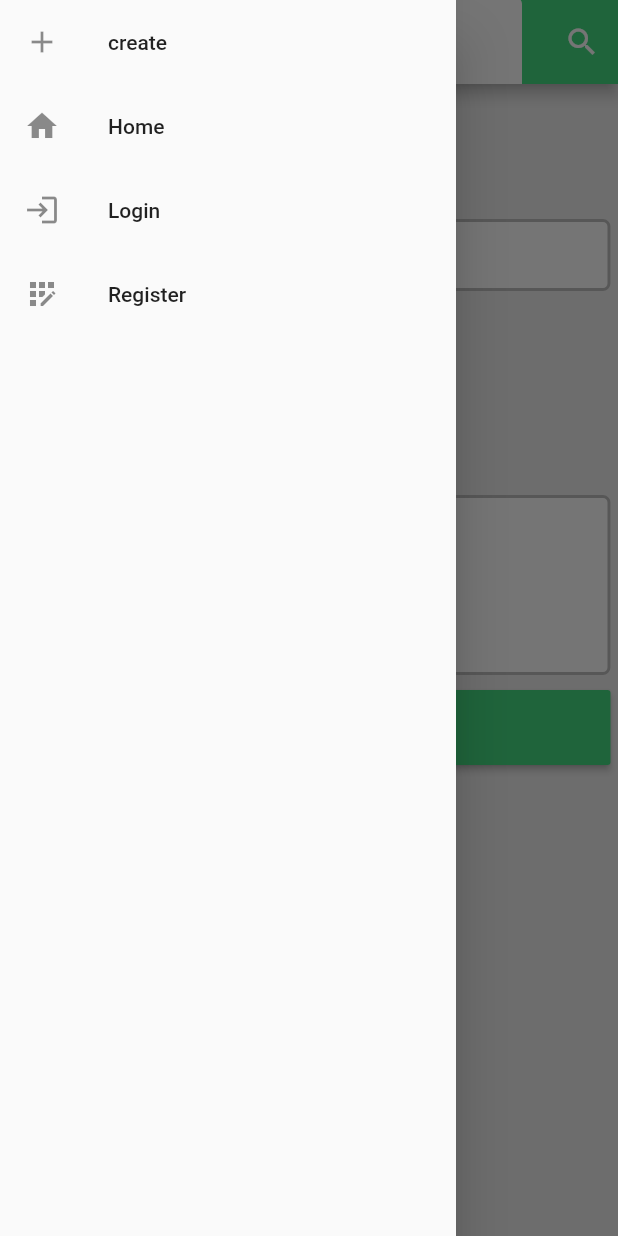
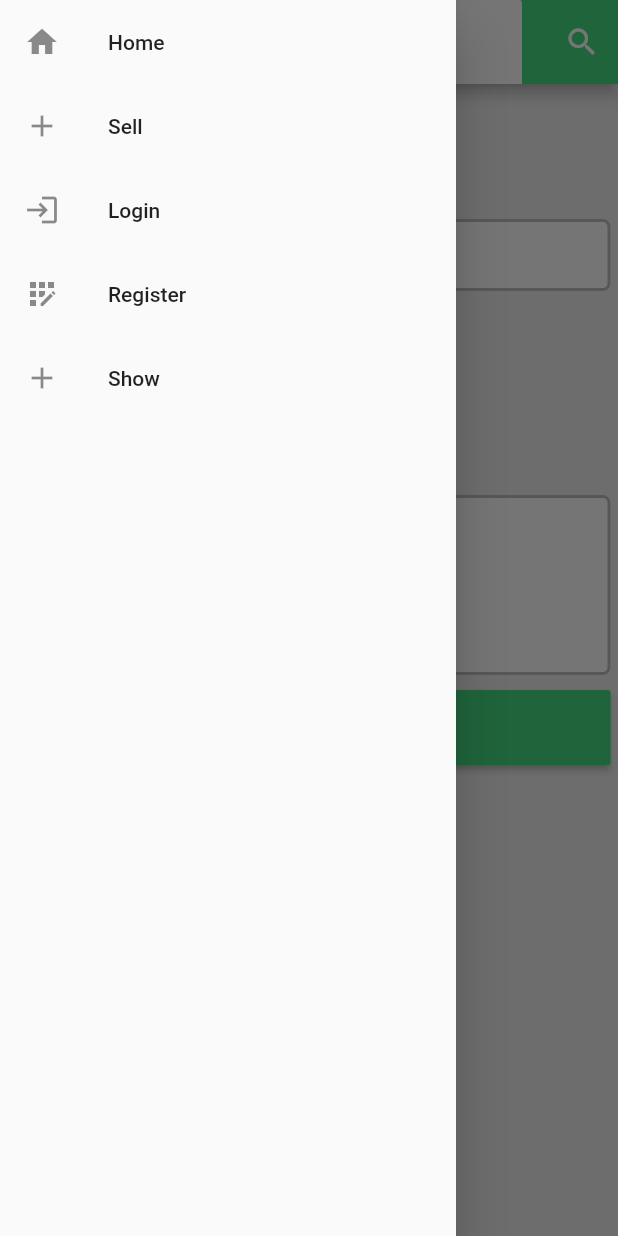
Before and after one commit to ezdev21/ecommerce-mobile, a Flutter app: the ProductCreate screen opened directly, with the side drawer open, on a phone screen of 412 x 824 dp. Run offline on Flutter 3.47's test engine with Material 2 defaults, Android fonts, the phone set to English and light mode, and no system bars; our stand-ins replace dio, file_picker, flutter_secure_storage, flutter_spinkit; accounts and stored records are empty; network calls fail.

Commit message:
product show page implemented

```diff
--- a/lib/models/user.dart
+++ b/lib/models/user.dart
@@ -1,12 +1,14 @@
 import 'dart:convert';
 
 class User{
+  int id;
   String name;
   String email;
   String avatar;
   //User({this.name,this.email,this.avatar});
   User.fromJson(Map<String,dynamic> json)
-  : name=json['name'],
+  : id=json['id'],
+    name=json['name'],
     email=json['email'],
     avatar=json['avatar'];
 }
--- a/lib/widgets/app_drawer.dart
+++ b/lib/widgets/app_drawer.dart
@@ -5,6 +5,7 @@ import 'package:ecommerce_mobile/screens/product/product_create.dart';
 import 'package:ecommerce_mobile/services/auth.dart';
 import 'package:flutter/material.dart';
 import 'package:provider/provider.dart';
+import 'package:ecommerce_mobile/screens/product/product_show.dart';
 
 class AppDrawer extends StatefulWidget {
   const AppDrawer({super.key});
@@ -22,17 +23,17 @@ class _AppDrawerState extends State<AppDrawer> {
         ListView(
           children: [
             ListTile(
-              title: Text('create'),
-              leading: Icon(Icons.add),
-              onTap: () => {
-                Navigator.of(context).push(MaterialPageRoute(builder: (context)=>ProductCreate()))
-              },
-            ),
-            ListTile(
               title: Text('Home'),
               leading: Icon(Icons.home),
               onTap: () => {
                 Navigator.of(context).push(MaterialPageRoute(builder: (context)=>HomePage()))
+              },
+            ),
+            ListTile(
+              title: Text('Sell'),
+              leading: Icon(Icons.add),
+              onTap: () => {
+                Navigator.of(context).push(MaterialPageRoute(builder: (context)=>ProductCreate()))
               },
             ),
             ListTile(
@@ -48,7 +49,14 @@ class _AppDrawerState extends State<AppDrawer> {
               onTap: () => {
                 Navigator.of(context).push(MaterialPageRoute(builder: (context)=>Register()))
               },
-            )
+            ),
+            ListTile(
+              title: Text('Show'),
+              leading: Icon(Icons.add),
+              onTap: () => {
+                Navigator.of(context).push(MaterialPageRoute(builder: (context)=>ProductShow()))
+              },
+            ),
           ],
         )
         :ListView(
```
Also changed, not shown: lib/models/product.dart (added, +12 -0 lines), lib/screens/product/product_create.dart (+6 -7 lines), lib/screens/product/product_show.dart (+52 -6 lines).
